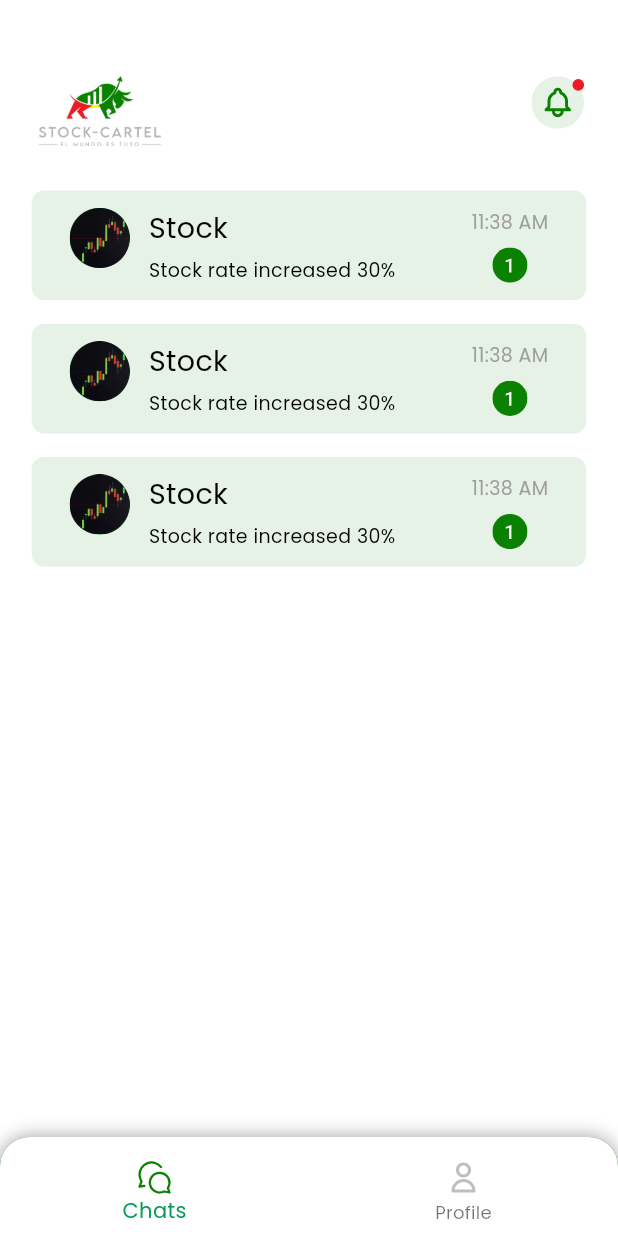
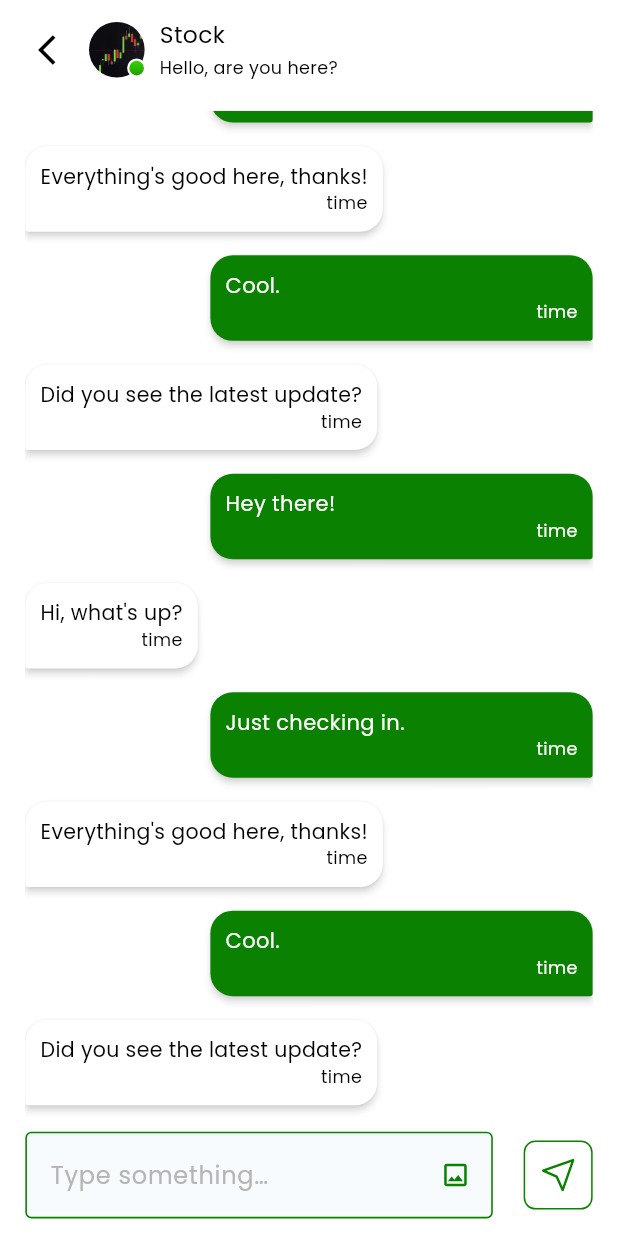
Before and after one commit to bdCalling-Sdt-hub/Stock-Cartel, a Flutter app: the screen it shows after launch, after a tap on "Stock", on a phone screen of 412 x 824 dp. Run offline on Flutter 3.47's test engine with Material 3 defaults, Android fonts, the phone set to English and light mode, and no system bars; drawn by our look-alikes of flutter_chat_bubble; our stand-ins replace cached_network_image, flutter_screenutil, flutter_spinkit, flutter_svg, get, image_picker and 3 more.

```diff
--- a/lib/routes/app_routes.dart
+++ b/lib/routes/app_routes.dart
@@ -7,6 +7,8 @@ import '../views/screens/auth/logInScreen/log_in_screen.dart';
 import '../views/screens/auth/setNewPassword/set_new_password_screen.dart';
 import '../views/screens/auth/verifyNumber/verify_number_screen.dart';
 import '../views/screens/homeScreen/home_screen.dart';
+import '../views/screens/messageScreen/chat_screen.dart';
+import '../views/screens/notificationsScreen/notifications_screen.dart';
 import '../views/screens/onboardingScreen/onboarding_screen.dart';
 import '../views/screens/splashScreen/splash_screen.dart';
 import '../views/screens/subscriptionScreen/subscription_screen.dart';
@@ -23,6 +25,8 @@ class AppRoutes{
   static const String createAccountScreen = "/create_account_screen.dart";
   static const String subscriptionScreen = "/subscription_screen.dart";
   static const String homeScreen = "/home_screen.dart";
+  static const String chatScreen = "/chat_screen.dart";
+  static const String notificationScreen = "/NotificationScreen_screen.dart";
 
   static List<GetPage> get routes => [
   GetPage(name: splashScreen, page: () => SplashScreen()),
@@ -36,5 +40,7 @@ class AppRoutes{
   GetPage(name: createAccountScreen , page: () => CreateAccountScreen()),
   GetPage(name: subscriptionScreen , page: () => SubscriptionScreen()),
   GetPage(name: homeScreen , page: () => HomeScreen()),
+  GetPage(name: chatScreen , page: () => ChatScreen()),
+  GetPage(name: notificationScreen , page: () => NotificationScreen()),
   ];
 }
--- a/lib/utils/app_icons.dart
+++ b/lib/utils/app_icons.dart
@@ -22,6 +22,8 @@ class AppIcons{
   static const String chat = "$basePath/chat.svg";
   static const String notifications = "$basePath/notifications.svg";
   static const String counter = "$basePath/Counter.svg";
+  static const String sendIcon = "$basePath/sendIcon.svg";
+  static const String photo = "$basePath/photo.svg";
 
 
 }
--- a/lib/utils/app_strings.dart
+++ b/lib/utils/app_strings.dart
@@ -50,6 +50,7 @@ class AppStrings {
   static String selectYourPlan = "SELECT YOUR PLAN";
   static String selectPlan = "Select Plan";
   static String recurringBilling = "*Recurring billing. Cancel anytime.";
+  static String notifications = "Notifications";
 
 
 }
--- a/lib/views/screens/homeScreen/home_screen.dart
+++ b/lib/views/screens/homeScreen/home_screen.dart
@@ -24,7 +24,7 @@ class HomeScreen extends StatelessWidget {
           crossAxisAlignment: CrossAxisAlignment.start,
           children: [
             //====================================> Logo With Notification <==========================
-            SizedBox(height: 52.h),
+            SizedBox(height: 62.h),
             Row(
               crossAxisAlignment: CrossAxisAlignment.start,
               mainAxisAlignment: MainAxisAlignment.spaceBetween,
@@ -36,7 +36,7 @@ class HomeScreen extends StatelessWidget {
                 ),
                 GestureDetector(
                     onTap: () {
-                      //Get.toNamed(AppRoutes.notificationScreen);
+                      Get.toNamed(AppRoutes.notificationScreen);
                     },
                     child: SvgPicture.asset(AppIcons.notifications,
                         width: 36.w, height: 36.h))
@@ -49,7 +49,9 @@ class HomeScreen extends StatelessWidget {
                   itemCount: 3,
                   itemBuilder: (context, index) {
                     return GestureDetector(
-                      onTap: (){},
+                      onTap: (){
+                        Get.toNamed(AppRoutes.chatScreen);
+                      },
                       child: Container(
                         margin: EdgeInsets.symmetric(vertical: 8.h),
                         width: 350.w,
--- /dev/null
+++ b/lib/views/screens/messageScreen/chat_screen.dart
@@ -0,0 +1,323 @@
+import 'dart:async';
+import 'package:flutter/cupertino.dart';
+import 'package:flutter/gestures.dart';
+import 'package:flutter/material.dart';
+import 'package:flutter_chat_bubble/chat_bubble.dart';
+import 'package:flutter_screenutil/flutter_screenutil.dart';
+import 'package:flutter_svg/flutter_svg.dart';
+import 'package:get/get.dart';
+import '../../../../utils/app_colors.dart';
+import '../../../../utils/app_images.dart';
+import '../../../utils/app_icons.dart';
+import '../../widgets/custom_loading.dart';
+import '../../widgets/custom_text.dart';
+import '../../widgets/custom_text_field.dart';
+
+class ChatScreen extends StatefulWidget {
+  ChatScreen({super.key});
+
+  @override
+  State<ChatScreen> createState() => _ChatScreenState();
+}
+
+class _ChatScreenState extends State<ChatScreen> {
+  final StreamController _streamController = StreamController();
+  final ScrollController _scrollController = ScrollController();
+  TextEditingController messageController = TextEditingController();
+
+  List messageList = [
+    {"name": "Alice", "status": "sender", "message": "Hey there!"},
+    {"name": "Bob", "status": "receiver", "message": "Hi, what's up?"},
+    {"name": "Charlie", "status": "sender", "message": "Just checking in."},
+    {
+      "name": "David",
+      "status": "receiver",
+      "message": "Everything's good here, thanks!"
+    },
+    {"name": "Eve", "status": "sender", "message": "Cool."},
+    {
+      "name": "Frank",
+      "status": "receiver",
+      "message": "Did you see the latest update?"
+    },
+    {"name": "Alice", "status": "sender", "message": "Hey there!"},
+    {"name": "Bob", "status": "receiver", "message": "Hi, what's up?"},
+    {"name": "Charlie", "status": "sender", "message": "Just checking in."},
+    {
+      "name": "David",
+      "status": "receiver",
+      "message": "Everything's good here, thanks!"
+    },
+    {"name": "Eve", "status": "sender", "message": "Cool."},
+    {
+      "name": "Frank",
+      "status": "receiver",
+      "message": "Did you see the latest update?"
+    },
+  ];
+
+  @override
+  void initState() {
+    super.initState();
+    WidgetsBinding.instance.addPostFrameCallback((_) {
+      _scrollController.jumpTo(_scrollController.position.maxScrollExtent);
+      // If you want a smooth scroll animation instead of jumping directly, use animateTo:
+      // _scrollController.animateTo(
+      //   _scrollController.position.maxScrollExtent,
+      //   duration: Duration(milliseconds: 300),
+      //   curve: Curves.easeOut,
+      // );
+    });
+  }
+
+  @override
+  Widget build(BuildContext context) {
+    return Scaffold(
+      body: SafeArea(
+        child: Padding(
+          padding: EdgeInsets.symmetric(horizontal: 16.w, vertical: 12.h),
+          child: Column(
+            crossAxisAlignment: CrossAxisAlignment.start,
+            children: [
+              Row(
+                children: [
+                  GestureDetector(
+                    onTap: () {
+                      Get.back();
+                    },
+                    child: Padding(
+                      padding: EdgeInsets.symmetric(horizontal: 8.w),
+                      child: const Icon(
+                        Icons.arrow_back_ios,
+                        color: Colors.black,
+                      ),
+                    ),
+                  ),
+                  Stack(
+                    children: [
+                      Container(
+                        height: 38.h,
+                        width: 38.w,
+                        clipBehavior: Clip.antiAlias,
+                        decoration: const BoxDecoration(
+                          shape: BoxShape.circle,
+                        ),
+                        child: Image.asset(
+                          AppImages.stock,
+                          fit: BoxFit.cover,
+                        ),
+                      ),
+                      Positioned(
+                        bottom: 0,
+                        right: 0,
+                        child: Container(
+                          height: 13.h,
+                          width: 13.w,
+                          clipBehavior: Clip.antiAlias,
+                          decoration: BoxDecoration(
+                            color: Colors.red,
+                            shape: BoxShape.circle,
+                            border:
+                                Border.all(color: Colors.white, width: 1.5.r),
+                            gradient: const LinearGradient(
+                              colors: [
+                                Color(0xFF34DE00),
+                                Color(0xFF229400),
+                              ],
+                              stops: [0.0, 1.0],
+                              begin: Alignment.topCenter,
+                              end: Alignment.bottomCenter,
+                            ),
+                          ),
+                        ),
+                      )
+                    ],
+                  ),
+                  SizedBox(width: 8.w),
+                  Column(
+                    crossAxisAlignment: CrossAxisAlignment.start,
+                    children: [
+                      CustomText(
+                        text: "Stock" ?? "${Get.parameters['userName']}",
+                        fontsize: 16.h,
+                        fontWeight: FontWeight.w500,
+                        color: Colors.black,
+                      ),
+                      CustomText(
+                        top: 4.h,
+                        text: "Hello, are you here?",
+                        fontsize: 12.h,
+                        fontWeight: FontWeight.w400,
+                      )
+                    ],
+                  ),
+                ],
+              ),
+              SizedBox(
+                height: 20.h,
+              ),
+              Expanded(
+                child: StreamBuilder(
+                  stream: _streamController.stream,
+                  builder: (context, snapshot) {
+                    if (true) {
+                      return ListView.builder(
+                          controller: _scrollController,
+                          dragStartBehavior: DragStartBehavior.down,
+                          itemCount: messageList.length,
+                          itemBuilder: (context, index) {
+                            var message = messageList[index];
+                            return message['status'] == "sender"
+                                ? senderBubble(context, message)
+                                : receiverBubble(context, message);
+                          });
+                    } else {
+                      return const CustomLoading();
+                    }
+                  },
+                ),
+              ),
+              //===============================================> Write Sms Section <=============================
+              SizedBox(height: 10.h),
+              Row(
+                mainAxisAlignment: MainAxisAlignment.spaceBetween,
+                children: [
+                  SizedBox(
+                      width: 295.w,
+                      child: CustomTextField(
+                        controller: messageController,
+                        hintText: "Type something…",
+                        sufixicons: Padding(
+                          padding: EdgeInsets.symmetric(
+                              vertical: 11.h, horizontal: 16.w),
+                          child: SvgPicture.asset(AppIcons.photo),
+                        ),
+                      )),
+                  GestureDetector(
+                    onTap: () {
+                      Map<String, dynamic> newMessage = {
+                        "name": "John",
+                        "status": "sender",
+                        "message": messageController.text,
+                      };
+                      if (messageController.text.isNotEmpty) {
+                        messageList.add(newMessage);
+                        _streamController.sink.add(messageList);
+                        print(messageList);
+                        messageController.clear();
+                      } else {
+                        null;
+                      }
+                      setState(() {});
+                    },
+                    child: Container(
+                        decoration: BoxDecoration(
+                            border: Border.all(color: AppColors.primaryColor),
+                            borderRadius: BorderRadius.circular(8.r)),
+                        child: Padding(
+                          padding: const EdgeInsets.all(11.0),
+                          child: SvgPicture.asset(AppIcons.sendIcon),
+                        )),
+                  )
+                ],
+              )
+            ],
+          ),
+        ),
+      ),
+    );
+  }
+
+  //=============================================> Receiver Bubble <=================================
+  receiverBubble(BuildContext context, Map message) {
+    return Row(
+      mainAxisAlignment: MainAxisAlignment.end,
+      crossAxisAlignment: CrossAxisAlignment.end,
+      children: [
+        Expanded(
+          child: ChatBubble(
+            clipper: ChatBubbleClipper5(type: BubbleType.receiverBubble),
+            backGroundColor: Colors.white,
+            margin: EdgeInsets.only(top: 8.h, bottom: 8.h),
+            child: Container(
+              constraints: BoxConstraints(
+                maxWidth: MediaQuery.of(context).size.width * 0.57.w,
+              ),
+              child: Column(
+                crossAxisAlignment: CrossAxisAlignment.end,
+                children: [
+                  Text(
+                    '${message['message']}' ?? "",
+                    style: TextStyle(
+                      color: Colors.black,
+                      fontSize: 14.sp,
+                    ),
+                    textAlign: TextAlign.start,
+                    // textAlign: TextAlign.start,
+                  ),
+                  Row(
+                    mainAxisAlignment: MainAxisAlignment.end,
+                    mainAxisSize: MainAxisSize.min,
+                    children: [
+                      Flexible(
+                        child: Text(
+                          'time',
+                          style: TextStyle(
+                            color: Colors.black,
+                            fontSize: 12.sp,
+                          ),
+                          textAlign: TextAlign.end,
+                        ),
+                      ),
+                    ],
+                  ),
+                ],
+              ),
+            ),
+          ),
+        ),
+      ],
+    );
+  }
+//=============================================> Sender Bubble <========================================
+  senderBubble(BuildContext context, Map message) {
+    return Row(
+      crossAxisAlignment: CrossAxisAlignment.end,
+      children: [
+        Expanded(
+          child: ChatBubble(
+            clipper: ChatBubbleClipper5(
+              type: BubbleType.sendBubble,
+            ),
+            alignment: Alignment.topRight,
+            margin: const EdgeInsets.only(top: 8, bottom: 8),
+            backGroundColor: AppColors.primaryColor,
+            child: Container(
+              constraints: BoxConstraints(
+                maxWidth: MediaQuery.of(context).size.width * 0.57,
+              ),
+              child: Column(
+                crossAxisAlignment: CrossAxisAlignment.start,
+                children: [
+                  Text(
+                    '${message['message']}' ?? "",
+                    style: const TextStyle(color: Colors.white),
+                    textAlign: TextAlign.start,
+                  ),
+                  Align(
+                    alignment: Alignment.centerRight,
+                    child: Text(
+                      'time',
+                      textAlign: TextAlign.end,
+                      style: TextStyle(color: Colors.white, fontSize: 12.sp),
+                    ),
+                  ),
+                ],
+              ),
+            ),
+          ),
+        ),
+      ],
+    );
+  }
+}
--- /dev/null
+++ b/lib/views/screens/notificationsScreen/notifications_screen.dart
@@ -0,0 +1,137 @@
+import 'package:flutter/material.dart';
+import 'package:flutter_screenutil/flutter_screenutil.dart';
+import 'package:flutter_svg/flutter_svg.dart';
+import 'package:timeago/timeago.dart' as TimeAgo;
+import '../../../utils/app_colors.dart';
+import '../../../utils/app_icons.dart';
+import '../../../utils/app_strings.dart';
+import '../../widgets/custom_text.dart';
+
+class NotificationScreen extends StatefulWidget {
+  NotificationScreen({super.key});
+
+  @override
+  State<NotificationScreen> createState() => _NotificationScreenState();
+}
+
+class _NotificationScreenState extends State<NotificationScreen> {
+  final ScrollController _scrollController = ScrollController();
+
+  // @override
+  // void initState() {
+  //   super.initState();
+  //   _addScrollListener();
+  // }
+  //
+  // @override
+  // void dispose() {
+  //   _scrollController.dispose();
+  //   super.dispose();
+  // }
+  //
+  // void _addScrollListener() {
+  //   _scrollController.addListener(() {
+  //     if (_scrollController.position.pixels ==
+  //         _scrollController.position.maxScrollExtent) {
+  //       _notificationController.loadMore();
+  //       print("load more true");
+  //     }
+  //   });
+  // }
+  //
+
+  @override
+  Widget build(BuildContext context) {
+    return Scaffold(
+      //================================> App bar section <=======================
+      appBar: AppBar(
+        title: CustomText(
+          text: AppStrings.notifications,
+          fontsize: 18.h,
+          fontWeight: FontWeight.w500,
+        ),
+      ),
+
+      //================================> Body section <=======================
+      body: Padding(
+        padding: EdgeInsets.symmetric(horizontal: 20.h, vertical: 15),
+        child: Column(
+          children: [
+            //================================> Notification section <=======================
+            Expanded(
+              child: ListView.builder(
+                itemCount: 10,
+                itemBuilder: (context, index) {
+                  return Padding(
+                    padding: EdgeInsets.only(
+                        bottom: 16.h, top: index == 0 ? 20.h : 0),
+                    child: _Notification(
+                        'Your booking request has approved.', DateTime.now()),
+                  );
+                },
+              ),
+            ),
+          ],
+        ),
+      ),
+    );
+  }
+
+  _Notification(String title, DateTime time) {
+    return Container(
+      padding: EdgeInsets.symmetric(vertical: 8.h, horizontal: 8.w),
+      decoration: BoxDecoration(
+          color:Color(0xffE7F2E6), borderRadius: BorderRadius.circular(4.r)),
+      child: Row(
+        mainAxisAlignment: MainAxisAlignment.start,
+        children: [
+          Row(
+            children: [
+              Container(
+                height: 10.h,
+                width: 10.w,
+                decoration: BoxDecoration(
+                    shape: BoxShape.circle, color: AppColors.primaryColor),
+              ),
+              Container(
+                margin: EdgeInsets.only(left: 8.w, right: 7.w),
+                padding: EdgeInsets.all(7.r),
+                decoration: const BoxDecoration(
+                    shape: BoxShape.circle, color: Color(0xffffffff)),
+                child: SvgPicture.asset(
+                  AppIcons.notification,
+                  color: AppColors.primaryColor,
+                ),
+              )
+            ],
+          ),
+          Expanded(
+            child: Column(
+              mainAxisSize: MainAxisSize.min,
+              crossAxisAlignment: CrossAxisAlignment.start,
+              children: [
+                CustomText(
+                  text: 'Welcome Stock-Cartel',
+                  fontsize: 14.h,
+                  color: Colors.black38,
+                ),
+                Align(
+                  alignment: Alignment.centerLeft,
+                  child: CustomText(
+                    top: 2.h,
+                    text: TimeAgo.format(time),
+                    fontsize: 8.h,
+                    fontWeight: FontWeight.w400,
+                    color: const Color(
+                      0xFF8C8C8C,
+                    ),
+                  ),
+                ),
+              ],
+            ),
+          ),
+        ],
+      ),
+    );
+  }
+}
--- a/lib/views/widgets/bottom_menu..dart
+++ b/lib/views/widgets/bottom_menu..dart
@@ -10,13 +10,12 @@ class BottomMenu extends StatelessWidget {
   final int menuIndex;
   const BottomMenu(this.menuIndex, {super.key});
   Color colorByIndex(ThemeData theme, int index) {
-    return index == menuIndex ? AppColors.primaryColor : theme.disabledColor;
+    return index == menuIndex ? AppColors.primaryColor : theme.disabledColor  ;
   }
 
   BottomNavigationBarItem getItem(
       String image, String title, ThemeData theme, int index) {
     return BottomNavigationBarItem(
-        backgroundColor: AppColors.primaryColor,
         label: title,
         icon: Padding(
           padding: const EdgeInsets.only(top: 8),
@@ -58,7 +57,7 @@ class BottomMenu extends StatelessWidget {
                 Get.offAndToNamed(AppRoutes.homeScreen);
                 break;
               case 1:
-                Get.offAndToNamed(AppRoutes.subscriptionScreen);
+                Get.offAndToNamed(AppRoutes.homeScreen);
                 break;
             }
           },
--- a/pubspec.yaml
+++ b/pubspec.yaml
@@ -48,6 +48,8 @@ dependencies:
   cached_network_image: ^3.3.1
   intl:
   flutter_spinkit:
+  timeago: ^3.6.1
+  flutter_chat_bubble: ^2.0.2
 
 dev_dependencies:
   flutter_test:
```
Also changed, not shown: assets/icons/photo.svg (added), assets/icons/sendIcon.svg (added), lib/generated/assets.dart, pubspec.lock.
